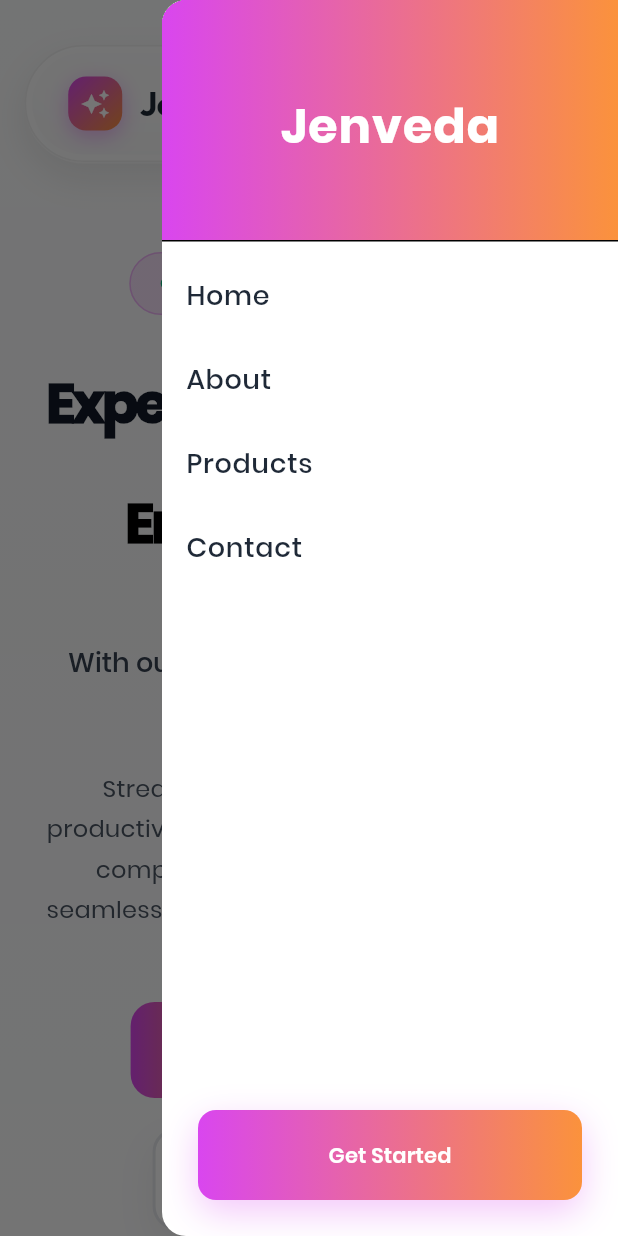
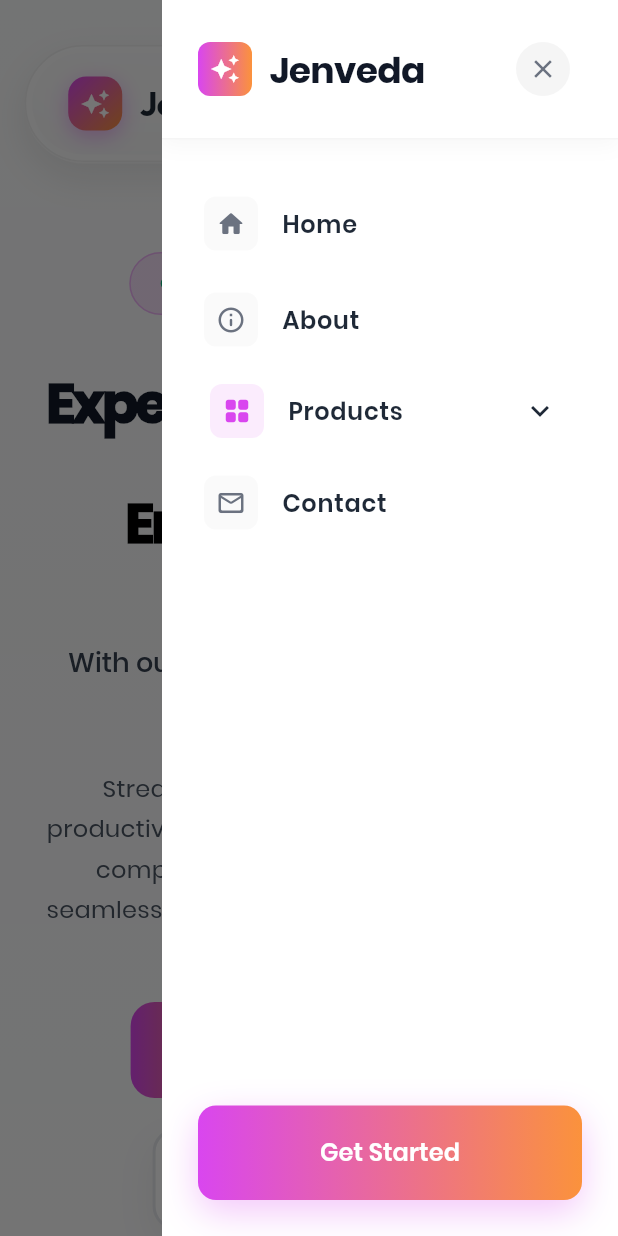
Before and after one commit to premkumarkota/website, a Flutter app: the screen it shows after launch, with the side drawer open, on a phone screen of 412 x 824 dp. Run offline on Flutter 3.47's test engine with Material 3 defaults, Android fonts, the light colour scheme and no system bars; drawn by our look-alikes of animated_text_kit, flutter_animate; our stand-ins replace cached_network_image, font_awesome_flutter, get, go_router, google_fonts, visibility_detector; network calls fail.

Commit message:
cahnged mobile layuout

```diff
--- a/lib/screens/landing_screen.dart
+++ b/lib/screens/landing_screen.dart
@@ -111,57 +111,150 @@ class _LandingScreenState extends State<LandingScreen>
   }
 
   Widget _buildMobileDrawer() {
-    final List<Map<String, dynamic>> navItems = [
-      {'title': 'Home', 'route': '/'},
-      {'title': 'About', 'route': '/about'},
-      {'title': 'Products', 'route': '/products'},
-      {'title': 'Contact', 'route': '/contact'},
-    ];
-
     return Drawer(
       backgroundColor: Colors.white,
+      shape: const RoundedRectangleBorder(
+        borderRadius: BorderRadius.horizontal(left: Radius.circular(0)),
+      ),
       child: Column(
         children: [
-          DrawerHeader(
-            decoration: const BoxDecoration(
-              gradient: LinearGradient(
+          // Professional Header
+          Container(
+            padding: const EdgeInsets.symmetric(horizontal: 24, vertical: 20),
+            decoration: BoxDecoration(
+              color: Colors.white,
+              border: Border(
+                bottom: BorderSide(color: Colors.grey.withOpacity(0.1)),
+              ),
+              boxShadow: [
+                BoxShadow(
+                  color: Colors.black.withOpacity(0.03),
+                  blurRadius: 10,
+                  offset: const Offset(0, 4),
+                ),
+              ],
+            ),
+            child: SafeArea(
+              bottom: false,
+              child: Row(
+                mainAxisAlignment: MainAxisAlignment.spaceBetween,
+                children: [
+                  // Logo / Brand
+                  Row(
+                    children: [
+                      Container(
+                        padding: const EdgeInsets.all(8),
+                        decoration: BoxDecoration(
+                          gradient: const LinearGradient(
                             colors: [Color(0xFFD946EF), Color(0xFFFB923C)],
-                begin: Alignment.centerLeft,
-                end: Alignment.centerRight,
+                          ),
+                          borderRadius: BorderRadius.circular(8),
+                        ),
+                        child: const Icon(
+                          Icons.auto_awesome,
+                          color: Colors.white,
+                          size: 20,
                         ),
                       ),
-            child: const Center(
-              child: Text(
+                      const SizedBox(width: 12),
+                      const Text(
                         'Jenveda',
                         style: TextStyle(
-                  color: Colors.white,
-                  fontSize: 32,
+                          fontSize: 24,
                           fontWeight: FontWeight.bold,
+                          color: Color(0xFF111827),
+                          letterSpacing: -0.5,
+                        ),
+                      ),
+                    ],
+                  ),
+                  // Close Button
+                  IconButton(
+                    onPressed: () => Navigator.pop(context),
+                    icon: Container(
+                      padding: const EdgeInsets.all(8),
+                      decoration: BoxDecoration(
+                        color: Colors.grey.withOpacity(0.1),
+                        shape: BoxShape.circle,
+                      ),
+                      child: const Icon(Icons.close, size: 20),
+                    ),
+                    color: const Color(0xFF6B7280),
+                  ),
+                ],
               ),
             ),
           ),
-          ),
+
+          // Navigation Links
           Expanded(
             child: ListView(
-              padding: EdgeInsets.zero,
-              children: navItems.map((item) {
-                return ListTile(
-                  title: Text(
-                    item['title'] as String,
-                    style: const TextStyle(
-                      color: Color(0xFF1F2937),
-                      fontSize: 18,
-                      fontWeight: FontWeight.w500,
+              padding: const EdgeInsets.symmetric(vertical: 24, horizontal: 16),
+              children: [
+                _buildDrawerItem(
+                  title: 'Home',
+                  icon: Icons.home_rounded,
+                  onTap: () {
+                    Navigator.pop(context);
+                    context.go('/');
+                  },
+                ),
+                _buildDrawerItem(
+                  title: 'About',
+                  icon: Icons.info_outline_rounded,
+                  onTap: () {
+                    Navigator.pop(context);
+                    context.go('/about');
+                  },
+                ),
+                // Products Expansion Tile
+                Theme(
+                  data: Theme.of(
+                    context,
+                  ).copyWith(dividerColor: Colors.transparent),
+                  child: ExpansionTile(
+                    leading: Container(
+                      padding: const EdgeInsets.all(8),
+                      decoration: BoxDecoration(
+                        color: const Color(0xFFD946EF).withOpacity(0.1),
+                        borderRadius: BorderRadius.circular(8),
+                      ),
+                      child: const Icon(
+                        Icons.grid_view_rounded,
+                        size: 20,
+                        color: Color(0xFFD946EF),
                       ),
                     ),
+                    title: const Text(
+                      'Products',
+                      style: TextStyle(
+                        fontSize: 16,
+                        fontWeight: FontWeight.w600,
+                        color: Color(0xFF1F2937),
+                      ),
+                    ),
+                    childrenPadding: const EdgeInsets.only(left: 16),
+                    children: [
+                      _buildSubMenuItem('HR Management', () {}),
+                      _buildSubMenuItem('Project Management', () {}),
+                      _buildSubMenuItem('Finance & Accounting', () {}),
+                      _buildSubMenuItem('CRM Solutions', () {}),
+                    ],
+                  ),
+                ),
+                _buildDrawerItem(
+                  title: 'Contact',
+                  icon: Icons.mail_outline_rounded,
                   onTap: () {
                     Navigator.pop(context);
-                    context.go(item['route'] as String);
+                    context.go('/contact');
                   },
-                );
-              }).toList(),
+                ),
+              ],
             ),
           ),
+
+          // Footer CTA
           Padding(
             padding: const EdgeInsets.all(24),
             child: Container(
@@ -195,6 +288,7 @@ class _LandingScreenState extends State<LandingScreen>
                   style: TextStyle(
                     color: Colors.white,
                     fontWeight: FontWeight.w600,
+                    fontSize: 16,
                   ),
                 ),
               ),
@@ -204,4 +298,56 @@ class _LandingScreenState extends State<LandingScreen>
       ),
     );
   }
+
+  Widget _buildDrawerItem({
+    required String title,
+    required IconData icon,
+    required VoidCallback onTap,
+  }) {
+    return ListTile(
+      contentPadding: const EdgeInsets.symmetric(horizontal: 12, vertical: 4),
+      leading: Container(
+        padding: const EdgeInsets.all(8),
+        decoration: BoxDecoration(
+          color: Colors.grey.withOpacity(0.05),
+          borderRadius: BorderRadius.circular(8),
+        ),
+        child: Icon(icon, size: 20, color: const Color(0xFF6B7280)),
+      ),
+      title: Text(
+        title,
+        style: const TextStyle(
+          fontSize: 16,
+          fontWeight: FontWeight.w600,
+          color: Color(0xFF1F2937),
+        ),
+      ),
+      shape: RoundedRectangleBorder(borderRadius: BorderRadius.circular(12)),
+      onTap: onTap,
+    );
   }
+
+  Widget _buildSubMenuItem(String title, VoidCallback onTap) {
+    return ListTile(
+      contentPadding: const EdgeInsets.only(left: 48, right: 16),
+      title: Text(
+        title,
+        style: const TextStyle(
+          fontSize: 14,
+          fontWeight: FontWeight.w500,
+          color: Color(0xFF4B5563),
+        ),
+      ),
+      trailing: const Icon(
+        Icons.arrow_forward_ios_rounded,
+        size: 12,
+        color: Color(0xFF9CA3AF),
+      ),
+      onTap: () {
+        Navigator.pop(context);
+        // Navigate or show snackbar
+        context.go('/products'); // Generalized for now, can be specific later
+      },
+    );
+  }
+}
--- a/lib/widgets/clients_showcase.dart
+++ b/lib/widgets/clients_showcase.dart
@@ -53,8 +53,9 @@ class _ClientsShowcaseState extends State<ClientsShowcase> {
         child: Column(
           children: [
             // Section Header
-            Row(
-                  mainAxisAlignment: MainAxisAlignment.center,
+            Wrap(
+                  alignment: WrapAlignment.center,
+                  crossAxisAlignment: WrapCrossAlignment.center,
                   children: [
                     Text(
                       'TRUSTED BY ',
--- a/lib/widgets/immersive_carousel_section.dart
+++ b/lib/widgets/immersive_carousel_section.dart
@@ -162,8 +162,9 @@ class _ImmersiveCarouselSectionState extends State<ImmersiveCarouselSection>
       padding: EdgeInsets.symmetric(horizontal: isDesktop ? 80 : 24),
       child: Column(
         children: [
-          Row(
-                mainAxisAlignment: MainAxisAlignment.center,
+          Wrap(
+                alignment: WrapAlignment.center,
+                crossAxisAlignment: WrapCrossAlignment.center,
                 children: [
                   Text(
                     'NEXT-GEN ',
--- a/lib/widgets/interface_showcase_section.dart
+++ b/lib/widgets/interface_showcase_section.dart
@@ -65,15 +65,19 @@ class _InterfaceShowcaseSectionState extends State<InterfaceShowcaseSection> {
     final isDesktop = size.width > 900;
 
     // Adjust viewport fraction for responsiveness
-    final viewportFraction = isDesktop ? 0.22 : 0.7;
-    if (_pageController.hasClients) {
-      // We can't dynamically update controller's viewport fraction safely,
-      // but for simplicity we rely on re-builds separate from controller logic usually.
-      // Here we'll just stick to the controller initialized or use a key to force rebuild if resized?
-      // For this demo, let's assume one mode or simple re-init if needed,
-      // but typically PageController retains its initial viewportFraction.
-      // We'll proceed with simple rebuilds not updating the controller's fraction perfectly on window resize
-      // without re-creating it, but for a web app resize is rare enough to ignore or handle via Key.
+    final targetFraction = isDesktop ? 0.22 : 0.6;
+
+    // Re-initialize controller if viewport fraction needs to change (e.g. resize)
+    // Note: We check against the current controller's fraction.
+    // This allows proper resizing between Mobile and Desktop modes.
+    if (_pageController.viewportFraction != targetFraction) {
+      final oldPage = _pageController.hasClients
+          ? _pageController.page?.round() ?? 1000
+          : 1000;
+      _pageController = PageController(
+        viewportFraction: targetFraction,
+        initialPage: oldPage,
+      );
     }
 
     return VisibilityDetector(
@@ -130,7 +134,7 @@ class _InterfaceShowcaseSectionState extends State<InterfaceShowcaseSection> {
 
             // Carousel
             SizedBox(
-              height: isDesktop ? 600 : 500,
+              height: isDesktop ? 600 : 350,
               child: PageView.builder(
                 controller: _pageController,
                 itemCount: null, // Infinite scrolling
--- a/lib/widgets/product_suite_section.dart
+++ b/lib/widgets/product_suite_section.dart
@@ -58,8 +58,9 @@ class _ProductSuiteSectionState extends State<ProductSuiteSection>
   Widget _buildSectionHeader(bool isDesktop) {
     return Column(
       children: [
-        Row(
-              mainAxisAlignment: MainAxisAlignment.center,
+        Wrap(
+              alignment: WrapAlignment.center,
+              crossAxisAlignment: WrapCrossAlignment.center,
               children: [
                 Text(
                   'COMPREHENSIVE ',
```
Lines whose indentation alone changed are shown as unchanged.
